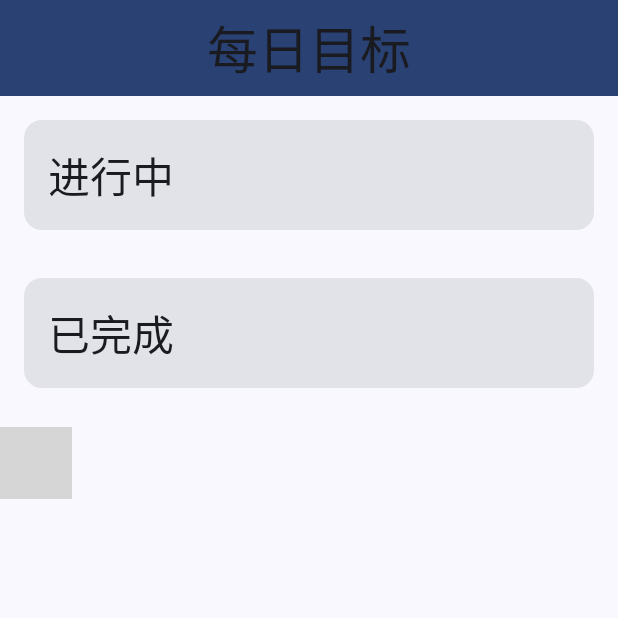
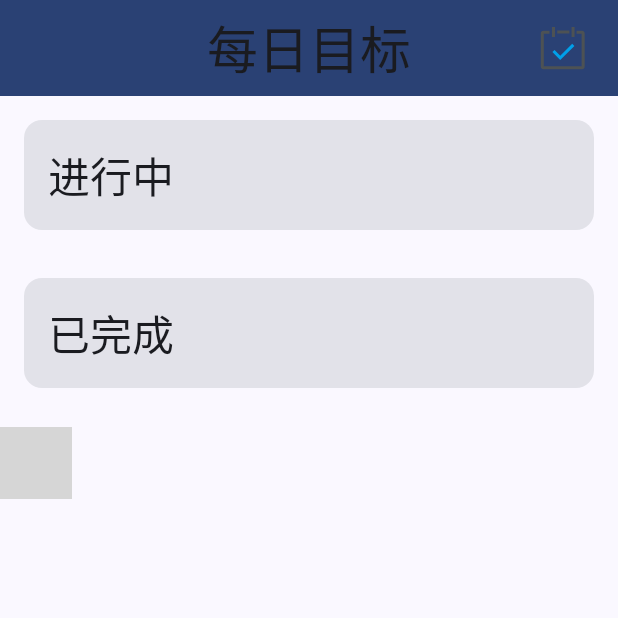
Before and after one commit to Hao-yiwen/GoalMan, an Android app built with Jetpack Compose: the screen it shows after launch (MainActivity), on a phone screen of 412 x 824 dp, the top half of it. Run offline under Robolectric (Android 15) with nearby library versions, the phone set to English and light mode, and no system bars; our stand-ins replace Room's generated code; libraries missing offline, so code that uses them is left out: com.kizitonwose.calendar; Roboto replaces fonts that are not available here; 8 statements that could not run were skipped; grey boxes are pictures that could not be loaded.

Commit message:
feat: add completion_records table design

```diff
--- a/app/src/main/java/com/yiwen/goalman/data/AppContainer.kt
+++ b/app/src/main/java/com/yiwen/goalman/data/AppContainer.kt
@@ -6,6 +6,8 @@ interface AppContainer {
     val goalRepository: GoalRepository
 
     val workManagerRepository: GoalSettingRepository
+
+    val completionRecordsRepository: CompletionRecordsRepository
 }
 
 class AppDataContainer(val context: Context) : AppContainer {
@@ -17,4 +19,11 @@ class AppDataContainer(val context: Context) : AppContainer {
         WorkManagerGolalSettingRepository(context)
     }
 
+    override val completionRecordsRepository: CompletionRecordsRepository by lazy {
+        CompletionRecordsReposityProvider(
+            GoalDatabase.getDatabase(context).completionRecordsDao()
+        )
+    }
+
+
 }
--- /dev/null
+++ b/app/src/main/java/com/yiwen/goalman/data/CompletionRecordsDao.kt
@@ -0,0 +1,46 @@
+package com.yiwen.goalman.data
+
+import androidx.room.Dao
+import androidx.room.Delete
+import androidx.room.Insert
+import androidx.room.Query
+import androidx.room.Update
+import com.yiwen.goalman.model.CompletionRecord
+import kotlinx.coroutines.flow.Flow
+import java.sql.Date
+
+@Dao
+interface CompletionRecordsDao {
+    @Insert
+    fun insert(completionRecord: CompletionRecord): Unit
+
+    @Insert
+    fun insertAll(vararg completionRecords: CompletionRecord): Unit
+
+    @Delete
+    fun delete(completionRecord: CompletionRecord): Unit
+
+    @Delete
+    fun deleteAll(vararg completionRecords: CompletionRecord): Unit
+
+    @Update
+    fun update(completionRecord: CompletionRecord): Unit
+
+    @Query("SELECT * FROM completion_records")
+    fun getAllCompletionRecordsOfFlow(): Flow<List<CompletionRecord>>
+
+    @Query("SELECT * FROM completion_records")
+    suspend fun getAllCompletionRecords(): List<CompletionRecord>
+
+    @Query("SELECT * FROM completion_records WHERE completionTime = :completionTime")
+    fun getCompletionRecordByCompletionTimeFlow(completionTime: Date): Flow<CompletionRecord>
+
+    @Query("SELECT * FROM completion_records WHERE completionTime = :completionTime")
+    suspend fun getCompletionRecordByCompletionTime(completionTime: Date): CompletionRecord
+
+    @Query("SELECT * FROM completion_records WHERE goalId = :goalId")
+    fun getCompletionRecordByGoalIdFlow(goalId: String): Flow<List<CompletionRecord>>
+
+    @Query("SELECT * FROM completion_records WHERE goalId = :goalId")
+    suspend fun getCompletionRecordByGoalId(goalId: String): List<CompletionRecord>
+}
--- /dev/null
+++ b/app/src/main/java/com/yiwen/goalman/data/CompletionRecordsRepository.kt
@@ -0,0 +1,78 @@
+package com.yiwen.goalman.data
+
+import com.yiwen.goalman.model.CompletionRecord
+import kotlinx.coroutines.flow.Flow
+
+interface CompletionRecordsRepository {
+    fun insert(completionRecord: CompletionRecord): Unit
+
+    fun insertAll(vararg completionRecords: CompletionRecord): Unit
+
+    fun delete(completionRecord: CompletionRecord): Unit
+
+    fun deleteAll(vararg completionRecords: CompletionRecord): Unit
+
+    fun update(completionRecord: CompletionRecord): Unit
+
+    fun getAllCompletionRecordsOfFlow(): Flow<List<CompletionRecord>>
+
+    suspend fun getAllCompletionRecords(): List<CompletionRecord>
+
+    fun getCompletionRecordByCompletionTimeFlow(completionTime: java.sql.Date): Flow<CompletionRecord>
+
+    suspend fun getCompletionRecordByCompletionTime(completionTime: java.sql.Date): CompletionRecord
+
+    fun getCompletionRecordByGoalIdFlow(goalId: String): Flow<List<CompletionRecord>>
+
+    suspend fun getCompletionRecordByGoalId(
+        goalId:
+        String
+    ): List<CompletionRecord>
+}
+
+class CompletionRecordsReposityProvider(val completionRecordsDao: CompletionRecordsDao) :
+    CompletionRecordsRepository {
+    override fun insert(completionRecord: CompletionRecord) {
+        completionRecordsDao.insert(completionRecord)
+    }
+
+    override fun insertAll(vararg completionRecords: CompletionRecord) {
+        completionRecordsDao.insertAll(*completionRecords)
+    }
+
+    override fun delete(completionRecord: CompletionRecord) {
+        completionRecordsDao.delete(completionRecord)
+    }
+
+    override fun deleteAll(vararg completionRecords: CompletionRecord) {
+        completionRecordsDao.deleteAll(*completionRecords)
+    }
+
+    override fun update(completionRecord: CompletionRecord) {
+        completionRecordsDao.update(completionRecord)
+    }
+
+    override fun getAllCompletionRecordsOfFlow(): Flow<List<CompletionRecord>> {
+        return completionRecordsDao.getAllCompletionRecordsOfFlow()
+    }
+
+    override suspend fun getAllCompletionRecords(): List<CompletionRecord> {
+        return completionRecordsDao.getAllCompletionRecords()
+    }
+
+    override fun getCompletionRecordByCompletionTimeFlow(completionTime: java.sql.Date): Flow<CompletionRecord> {
+        return completionRecordsDao.getCompletionRecordByCompletionTimeFlow(completionTime)
+    }
+
+    override suspend fun getCompletionRecordByCompletionTime(completionTime: java.sql.Date): CompletionRecord {
+        return completionRecordsDao.getCompletionRecordByCompletionTime(completionTime)
+    }
+
+    override fun getCompletionRecordByGoalIdFlow(goalId: String): Flow<List<CompletionRecord>> {
+        return completionRecordsDao.getCompletionRecordByGoalIdFlow(goalId)
+    }
+
+    override suspend fun getCompletionRecordByGoalId(goalId: String): List<CompletionRecord> {
+        return completionRecordsDao.getCompletionRecordByGoalId(goalId)
+    }
+}
--- a/app/src/main/java/com/yiwen/goalman/data/GoalDatabase.kt
+++ b/app/src/main/java/com/yiwen/goalman/data/GoalDatabase.kt
@@ -6,15 +6,21 @@ import androidx.room.DatabaseConfiguration
 import androidx.room.InvalidationTracker
 import androidx.room.Room
 import androidx.room.RoomDatabase
+import androidx.room.TypeConverters
 import androidx.sqlite.db.SupportSQLiteOpenHelper
+import com.yiwen.goalman.model.CompletionRecord
 import com.yiwen.goalman.model.Goal
+import com.yiwen.goalman.utils.SqliteConverts
 
 
-@Database(entities = [Goal::class], version = 2, exportSchema = false)
+@Database(entities = [Goal::class, CompletionRecord::class], version = 3, exportSchema = false)
+@TypeConverters(SqliteConverts::class)
 abstract class GoalDatabase : RoomDatabase() {
     abstract fun goalDao(): GoalDao
 
-    companion object{
+    abstract fun completionRecordsDao(): CompletionRecordsDao
+
+    companion object {
         @Volatile
         private var Instance: GoalDatabase? = null
 
--- a/app/src/main/java/com/yiwen/goalman/model/Goal.kt
+++ b/app/src/main/java/com/yiwen/goalman/model/Goal.kt
@@ -16,5 +16,6 @@ import java.util.UUID
 data class Goal(
     @PrimaryKey val id: String = UUID.randomUUID().toString(),
     @NotNull val description: String,
-    @NotNull val status: Int
+    @NotNull val status: Int,
+    @NotNull val createdTime: Long = System.currentTimeMillis()
 )
--- a/app/src/main/java/com/yiwen/goalman/ui/screen/GoalListViewModel.kt
+++ b/app/src/main/java/com/yiwen/goalman/ui/screen/GoalListViewModel.kt
@@ -8,6 +8,8 @@ import androidx.lifecycle.viewModelScope
 import androidx.lifecycle.viewmodel.initializer
 import androidx.lifecycle.viewmodel.viewModelFactory
 import com.yiwen.goalman.GoalApplication
+import com.yiwen.goalman.data.CompletionRecordsRepository
+import com.yiwen.goalman.data.CompletionRecordsReposityProvider
 import com.yiwen.goalman.data.GoalRepository
 import com.yiwen.goalman.data.GoalRepositoryProvider
 import com.yiwen.goalman.data.GoalSettingRepository
@@ -19,7 +21,11 @@ import kotlinx.coroutines.flow.asStateFlow
 import kotlinx.coroutines.launch
 import java.util.UUID
 
-class GoalListViewModel(val goalRepositoryProvider: GoalRepository,val goalSettingRepository: GoalSettingRepository ) : ViewModel() {
+class GoalListViewModel(
+    val goalRepositoryProvider: GoalRepository,
+    val goalSettingRepository: GoalSettingRepository,
+    val completionRecordsReposityProvider: CompletionRecordsRepository
+) : ViewModel() {
     val _uiState = MutableStateFlow(GoalListUiState())
 
     val uiState = _uiState.asStateFlow()
@@ -72,7 +78,7 @@ class GoalListViewModel(val goalRepositoryProvider: GoalRepository,val goalSetti
         }
     }
 
-    fun deleteGoal(goal: Goal){
+    fun deleteGoal(goal: Goal) {
         val currentGoals = _uiState.value.goals
         val index = currentGoals.indexOfFirst { it.id == goal.id }
         val newGoals = currentGoals.toMutableList()
@@ -90,7 +96,11 @@ class GoalListViewModel(val goalRepositoryProvider: GoalRepository,val goalSetti
         val factory: ViewModelProvider.Factory = viewModelFactory {
             initializer {
                 val application = (this[APPLICATION_KEY] as GoalApplication)
-                GoalListViewModel(application.container.goalRepository, application.container.workManagerRepository)
+                GoalListViewModel(
+                    application.container.goalRepository,
+                    application.container.workManagerRepository,
+                    application.container.completionRecordsRepository
+                )
             }
         }
     }
--- a/app/src/main/java/com/yiwen/goalman/ui/screen/HomeScreen.kt
+++ b/app/src/main/java/com/yiwen/goalman/ui/screen/HomeScreen.kt
@@ -4,6 +4,7 @@ import android.app.Activity
 import android.content.Context
 import android.os.Build
 import androidx.annotation.RequiresApi
+import androidx.compose.foundation.Image
 import androidx.compose.foundation.background
 import androidx.compose.foundation.clickable
 import androidx.compose.foundation.layout.Box
@@ -15,6 +16,7 @@ import androidx.compose.foundation.layout.fillMaxWidth
 import androidx.compose.foundation.layout.height
 import androidx.compose.foundation.layout.padding
 import androidx.compose.foundation.layout.size
+import androidx.compose.foundation.layout.width
 import androidx.compose.foundation.shape.RoundedCornerShape
 import androidx.compose.material.icons.Icons
 import androidx.compose.material.icons.filled.Add
@@ -48,6 +50,7 @@ import androidx.compose.ui.draw.clip
 import androidx.compose.ui.graphics.Color
 import androidx.compose.ui.platform.LocalContext
 import androidx.compose.ui.platform.LocalDensity
+import androidx.compose.ui.res.painterResource
 import androidx.compose.ui.res.stringResource
 import androidx.compose.ui.unit.Density
 import androidx.compose.ui.unit.Dp
@@ -329,25 +332,21 @@ fun HomeScreenTopBar(viewModel: GoalListViewModel) {
             }
         },
         colors = TopAppBarDefaults.centerAlignedTopAppBarColors(MaterialTheme.colorScheme.primary),
-//        actions = {
-//            Box(
-//                modifier = Modifier
-//                    .background(Color.Transparent)
-//                    .padding(16.dp)
-//            ) {
-//                Text(
-//                    text = stringResource(id = R.string.setting),
-//                    style = MaterialTheme.typography.displayMedium,
-//                    color = MaterialTheme.colorScheme.onPrimary,
-//                    modifier = Modifier.clickable(
-//                        onClick = {
-//                            requestPermissons(context = appContext, activityContext = context)
-//                            viewModel.reSettingGoal()
-//                        }
-//                    )
-//                )
-//            }
-//        }
+        actions = {
+            Box(
+                modifier = Modifier
+                    .background(Color.Transparent)
+                    .padding(16.dp)
+            ) {
+                Image(
+                    painter = painterResource(id = R.drawable.check_in),
+                    contentDescription = "打开",
+                    modifier = Modifier
+                        .width(34.dp)
+                        .height(34.dp)
+                )
+            }
+        }
     )
 }
 
--- /dev/null
+++ b/app/src/main/res/drawable/check_in.xml
@@ -0,0 +1,15 @@
+<vector xmlns:android="http://schemas.android.com/apk/res/android"
+    android:width="200dp"
+    android:height="200dp"
+    android:viewportWidth="1024"
+    android:viewportHeight="1024">
+  <path
+      android:pathData="M905.8,929.8H127.1c-28.2,0 -51.2,-23 -51.2,-51.2V205.8c0,-28.2 23,-51.2 51.2,-51.2h124.6v61.4H137.3v652.3H895.5V216h-101.8v-61.4h112.1c28.2,0 51.2,23 51.2,51.2v672.8c0.1,28.3 -22.9,51.3 -51.1,51.3z"
+      android:fillColor="#4D5254"/>
+  <path
+      android:pathData="M300,81.6h61.4v200.6h-61.4zM693.6,81.6h61.4v200.6h-61.4zM406.5,151.1h244.5v61.4H406.5z"
+      android:fillColor="#4D5254"/>
+  <path
+      android:pathData="M466.4,744.7l-157.6,-160.7 43.8,-43 114.2,116.4 240.8,-240.8 43.4,43.5z"
+      android:fillColor="#00A0E9"/>
+</vector>
```
Also changed, not shown: app/src/main/java/com/yiwen/goalman/model/CompletionRecord.kt (added, +33 -0 lines), app/src/main/java/com/yiwen/goalman/utils/SqliteConverts.kt (added, +23 -0 lines).
